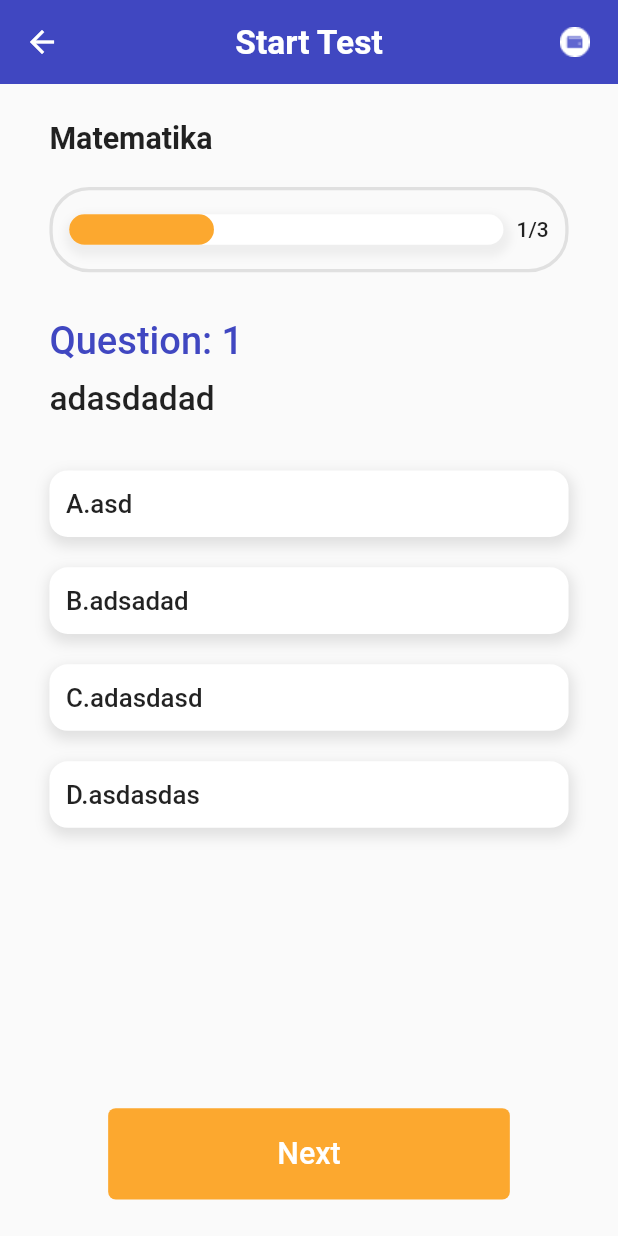
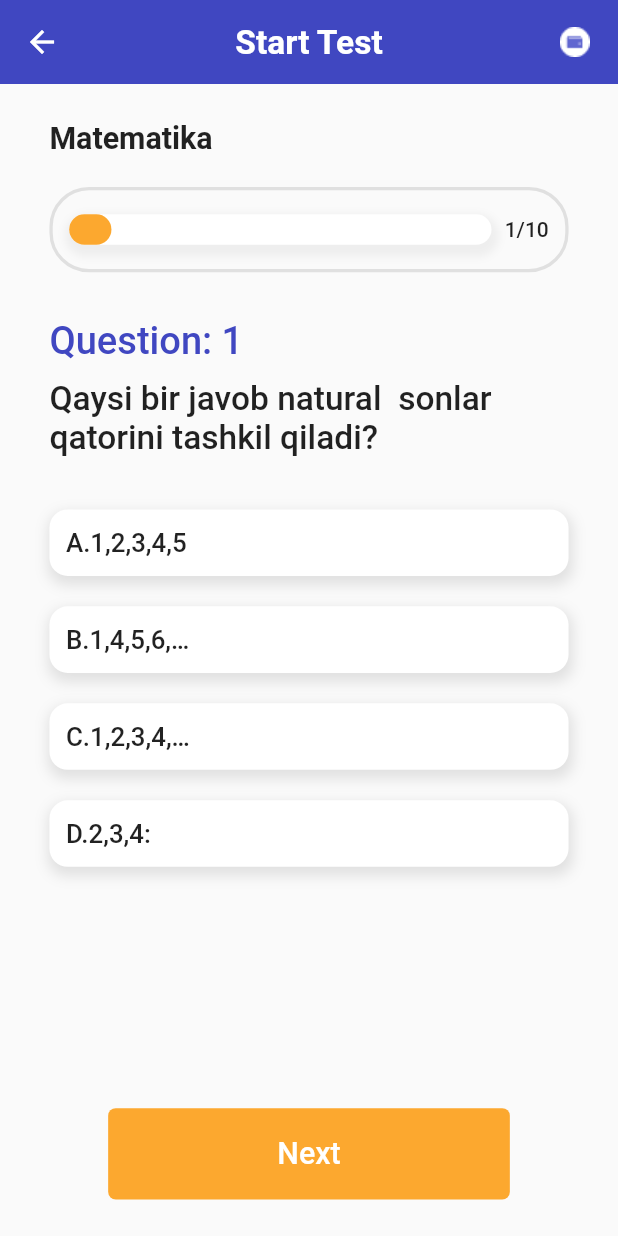
Before and after one commit to bahromnematov/quiz_app_flutter, a Flutter app: the screen it shows after launch, after a tap on "Matematika", on a phone screen of 412 x 824 dp. Run offline on Flutter 3.47's test engine with Material 2 defaults, Android fonts, the phone set to English and light mode, and no system bars; our stand-ins replace flutter_screenutil, flutter_svg, fluttertoast, lottie.

Commit message:
tests screen is finish

```diff
--- a/lib/data/biologiya_quiz_repository.dart
+++ b/lib/data/biologiya_quiz_repository.dart
@@ -4,30 +4,101 @@ class BiologiyaQuizRepository {
   static List<QuizData> biologySet() {
     List<QuizData> data = [];
 
+//1
     data.add(QuizData(
-        questionText: "adasdadad",
-        v1: "A.asd",
-        v2: "B.adsadad",
-        v3: "C.adasdasd",
-        v4: "D.asdasdas",
-        trueAnswer: "D.asdasdas"));
-
+        questionText:
+            "O’zb.da tabiiy holda o’sadigan yuksak o’simliklarning turi qancha?",
+        v1: "A.4500",
+        v2: "B.3700",
+        v3: "C.8000",
+        v4: "D.500 000",
+        trueAnswer: "A"));
+//2
     data.add(QuizData(
-        questionText: "12112312",
-        v1: "A.2313",
-        v2: "B.21313",
-        v3: "C.1231231",
-        v4: "D.13123",
-        trueAnswer: "C.1231231"));
-
+        questionText:
+            "Yer yuzida tabiiy holda o’sadigan yuksak o’simliklarning turi qancha?",
+        v1: "A.4500",
+        v2: "B.3700",
+        v3: "C.8000",
+        v4: "D.500 000",
+        trueAnswer: "D"));
+//3
     data.add(QuizData(
-        questionText: "11111111111",
-        v1: "A.2222222",
-        v2: "B.33333333333",
-        v3: "C.44343",
-        v4: "D.23444",
-        trueAnswer: "A.2222222"));
+        questionText:
+            "Botanika so’zi qaysi so’zdan olingan va qanday ma’noni bildiradi?",
+        v1: "A.yunoncha “botane” - o’t",
+        v2: "B.yunoncha “botane” -  o’tli",
+        v3: "C.yunoncha “botane” - o’t-o’simlik, ko’kat",
+        v4: "D.yunoncha “botane” – o’saman, rivojlanaman",
+        trueAnswer: "C"));
+//4
+    data.add(QuizData(
+        questionText:
+            "O’simliklar yer sharida tarqalish qonuniyatlarini  o’rganadigan {a}va tashqi muxit bilan bo’lgan munosabatlaridagi qonuniyatlari va tashqi muhit omillarining o’simliklarga tasirini{b} qaysi bo’limlar o’rgandi.",
+        v1: "A.a-Ekologya b- Ekologya ",
+        v2: "B.a-geobotanika  b-ekologya ",
+        v3: "C.a-marfologya  b-geobotanika",
+        v4: "D.a-geobotanika  b-o’simliklar anatomyasi",
+        trueAnswer: "B"));
+//5
+    data.add(QuizData(
+        questionText:
+            "Novda nima ?",
+        v1: "A.daraxtlarning o'zida kurtak va barg hosil qiladigan bir yillik shoxi",
+        v2: "B.butalar (yarim buta)ning o'zida kurtak va barg hosil qiladigan bir yillik shoxi",
+        v3: "C.urug'dan unib chiqqan bir yillik nihol",
+        v4: "D.hammasi",
+        trueAnswer: "D"));
+//6
+    data.add(QuizData(
+        questionText:
+            "Har 100 metrda nima o’zgaradi?",
+        v1: "A.balandlikda 0,6 0C   pasayadi, chuqurlikda +3 0C   ortadi",
+        v2: "B.balandlikda 0,6 0C   ortadi, chuqurlikda +3 0C   pasayadi",
+        v3: "C.balandlikda +3 0C   pasayadi, chuqurlikda 0,6 0C   ortadi",
+        v4: "D.balandlikda 0,6 0C   ortadi, chuqurlikda +3 0C   ortadi",
+        trueAnswer: "A"));
+//7
+    data.add(QuizData(
+        questionText:
+            "Litosferaning (I), gidrosferaning (II) quyi chegaralarini aniqlang",
+        v1: "A.I-3 km  II-11 km",
+        v2: "B.I-3 km  II-11 km",
+        v3: "C.I-11 km  II-3 km",
+        v4: "D.1-7 km  II-10 km",
+        trueAnswer: "B"));
+//8
+    data.add(QuizData(
+        questionText:
+            "Biosferadagi tirik moddalarni nimalar tashkil qiladi?",
+        v1: "A.Produsentlar, konsumentlar va redusentlar",
+        v2: "B.O’simliklar, hayvonlar",
+        v3: "C.Produsentlar va redusentlar",
+        v4: "D.Barcha tirik organizmlar va suv",
+        trueAnswer: "A"));
+//9
+    data.add(QuizData(
+        questionText:
+            "V.I.Vernadskiy fikricha biosferani o’zgartiruvchi kuch sifatida asosiy rolni nima bajaradi?",
+        v1: "A.Tirik modda",
+        v2: "B.Qattiq modda",
+        v3: "C.Radioaktiv modda",
+        v4: "D.Biogen va abiogen hosil bo’lgan modda",
+        trueAnswer: "A"));
+//10
+    data.add(QuizData(
+        questionText:
+            "Tirik moddalar tarkibidagi qaysi elementlar anorganik tabiatga nisbatan yuqori bo’ladi?",
+        v1: "A.H, C, N, O, Na, Mg, Cr, S, Cl, K, Ca",
+        v2: "B.H, C, N, O, Na, Mg, Cr, S, Cl, K, Fe",
+        v3: "C.H, C, N, O, Na, Mn, Cr, S, Cl, K, Ca",
+        v4: "D.H, C, N, O, Na, Mn, Cr, S, Cl, K, Fe",
+        trueAnswer: "A"));
 
     return data;
+
   }
+
+
+
 }
--- a/lib/data/englesh_quiz_repository.dart
+++ b/lib/data/englesh_quiz_repository.dart
@@ -5,29 +5,85 @@ class EngleshQuizRepository {
     List<QuizData> data = [];
 
     data.add(QuizData(
-        questionText: "adasdadad",
-        v1: "A.asd",
-        v2: "B.adsadad",
-        v3: "C.adasdasd",
-        v4: "D.asdasdas",
-        trueAnswer: "D.asdasdas"));
+        questionText: "_____ they coming over for dinner?",
+        v1: "A.Is",
+        v2: "B.Are",
+        v3: "C.Am",
+        v4: "D.Our",
+        trueAnswer: "B"));
 
     data.add(QuizData(
-        questionText: "12112312",
-        v1: "A.2313",
-        v2: "B.21313",
-        v3: "C.1231231",
-        v4: "D.13123",
-        trueAnswer: "C.1231231"));
-
+        questionText: "Maxwell _____ not sleeping on our sofa.?",
+        v1: "A.are",
+        v2: "B.is",
+        v3: "C.am",
+        v4: "D.her",
+        trueAnswer: "B"));
 
     data.add(QuizData(
-        questionText: "11111111111",
-        v1: "A.2222222",
-        v2: "B.33333333333",
-        v3: "C.44343",
-        v4: "D.23444",
-        trueAnswer: "A.2222222"));
+        questionText: "My mother-in-law is _____ at our house this week.",
+        v1: "A.stay",
+        v2: "B.staying",
+        v3: "C.be staying",
+        v4: "D.Staed",
+        trueAnswer: "B"));
+
+    data.add(QuizData(
+        questionText: "I _____ my dinner right now.",
+        v1: "A.eat",
+        v2: "B.eating",
+        v3: "C.am eating",
+        v4: "D.Ate",
+        trueAnswer: "C"));
+
+    data.add(QuizData(
+        questionText: "My sister _____ Spanish.",
+        v1: "A.is learning",
+        v2: "B.learning",
+        v3: "C.learned",
+        v4: "D.learn",
+        trueAnswer: "A"));
+
+    data.add(QuizData(
+        questionText: "I _____ at the hair salon until September.",
+        v1: "A.work",
+        v2: "B.be working",
+        v3: "C.am working",
+        v4: "D.Are",
+        trueAnswer: "C"));
+
+    data.add(QuizData(
+        questionText:
+            "We _____ at a fancy restaurant tonight. Jason decided this yesterday.",
+        v1: "A.eat",
+        v2: "B.are eating",
+        v3: "C.eats",
+        v4: "D.ate",
+        trueAnswer: "B"));
+
+    data.add(QuizData(
+        questionText: "Why ________ playing football tomorrow?",
+        v1: "A.he not is",
+        v2: "B.isn't he",
+        v3: "C. he isn't",
+        v4: "D.he is",
+        trueAnswer: "C"));
+
+    data.add(QuizData(
+        questionText: "They are _____ a new shopping mall downtown.",
+        v1: "A.opening",
+        v2: "B.openning",
+        v3: "C.oppening",
+        v4: "D.oppen",
+        trueAnswer: "A"));
+
+    data.add(QuizData(
+        questionText: "Melissa is _____ down on her bed. ?",
+        v1: "A.lieing",
+        v2: "B.liying",
+        v3: "C.lying",
+        v4: "D.lyied",
+        trueAnswer: "C"));
 
     return data;
   }
--- a/lib/data/math_quiz_repository.dart
+++ b/lib/data/math_quiz_repository.dart
@@ -5,29 +5,87 @@ class MathQuizRepository {
     List<QuizData> data = [];
 
     data.add(QuizData(
-        questionText: "adasdadad",
-        v1: "A.asd",
-        v2: "B.adsadad",
-        v3: "C.adasdasd",
-        v4: "D.asdasdas",
-        trueAnswer: "D.asdasdas"));
+        questionText:
+            "Qaysi bir javob natural  sonlar qatorini tashkil qiladi?",
+        v1: "A.1,2,3,4,5",
+        v2: "B.1,4,5,6,…",
+        v3: "C.1,2,3,4,…",
+        v4: "D.2,3,4:",
+        trueAnswer: "D"));
 
     data.add(QuizData(
-        questionText: "12112312",
-        v1: "A.2313",
-        v2: "B.21313",
-        v3: "C.1231231",
-        v4: "D.13123",
-        trueAnswer: "C.1231231"));
-
+        questionText: "3 million 47 ming 750 sonini raqamlar bilan yozing?",
+        v1: "A.347 500",
+        v2: "B.3 047 750",
+        v3: "C.30 047 500",
+        v4: "D.47 500 ",
+        trueAnswer: "B"));
 
     data.add(QuizData(
-        questionText: "11111111111",
-        v1: "A.2222222",
-        v2: "B.33333333333",
-        v3: "C.44343",
-        v4: "D.23444",
-        trueAnswer: "A.2222222"));
+        questionText: "a + 36 = 63 tenglamani yeching?",
+        v1: "A.97",
+        v2: "B.27",
+        v3: "C.39",
+        v4: "D.99",
+        trueAnswer: "B"));
+
+    data.add(QuizData(
+        questionText: "Qaysi misolda qo`shish to`g`ri bajarilgan?",
+        v1: "A.334+265=790",
+        v2: "B.876+385=1061",
+        v3: "C.217+323=540",
+        v4: "D.415+395=800",
+        trueAnswer: "D"));
+
+    data.add(QuizData(
+        questionText: "86694-(3999+30695)  ifodaning son qiymatini toping",
+        v1: "A.49000",
+        v2: "B.110390",
+        v3: "C.50000",
+        v4: "D.52000",
+        trueAnswer: "D"));
+
+    data.add(QuizData(
+        questionText:
+            "7  raqami  ishtirok etgan barcha ikki xonali sonlar nechta?",
+        v1: "A.10 ta",
+        v2: "B.19 ta",
+        v3: "C.9 ta",
+        v4: "D.18 ta",
+        trueAnswer: "A"));
+
+    data.add(QuizData(
+        questionText:
+            "220 394 sonini yozishda nechta turli raqamdan foydalanilgan?",
+        v1: "A.6 ta",
+        v2: "B.5 ta",
+        v3: "C.4 ta",
+        v4: "D.3 ta",
+        trueAnswer: "B"));
+
+    data.add(QuizData(
+        questionText: "Ifodani  soddalashtiring:   3a + 4b - a + 2b - c ",
+        v1: "A.4a+6b+c",
+        v2: "B.2a+6b-c",
+        v3: "C.2a+6b+c",
+        v4: "D.4a+6b-c",
+        trueAnswer: "B"));
+
+    data.add(QuizData(
+        questionText: "Hisoblang: 56 * 204 : 12 = ?",
+        v1: "A.952",
+        v2: "B.932",
+        v3: "C.820",
+        v4: "D.5992",
+        trueAnswer: "A"));
+
+    data.add(QuizData(
+        questionText: "Tenglamani  yecing: 94 - 2x = 14",
+        v1: "A.40",
+        v2: "B.45",
+        v3: "C.55",
+        v4: "D.54",
+        trueAnswer: "A"));
 
     return data;
   }
--- a/lib/data/sport_quiz_repository.dart
+++ b/lib/data/sport_quiz_repository.dart
@@ -5,28 +5,85 @@ class SportQuizRepository {
     List<QuizData> data = [];
 
     data.add(QuizData(
-        questionText: "adasdadad",
-        v1: "A.asd",
-        v2: "B.adsadad",
-        v3: "C.adasdasd",
-        v4: "D.asdasdas",
-        trueAnswer: "D.asdasdas"));
+        questionText: "Marafon qancha davom etadi?",
+        v1: "A.42.195 kilometr",
+        v2: "B.44.195 kilometr",
+        v3: "C.32.195 kilometr",
+        v4: "D.47 kilometr",
+        trueAnswer: "A"));
 
     data.add(QuizData(
-        questionText: "12112312",
-        v1: "A.2313",
-        v2: "B.21313",
-        v3: "C.1231231",
-        v4: "D.13123",
-        trueAnswer: "C.1231231"));
+        questionText: "Beysbol jamoasida nechta o'yinchi bor?",
+        v1: "A.8 ta",
+        v2: "B.9 ta",
+        v3: "C.11 ta",
+        v4: "D.7 ta",
+        trueAnswer: "B"));
 
     data.add(QuizData(
-        questionText: "11111111111",
-        v1: "A.2222222",
-        v2: "B.33333333333",
-        v3: "C.44343",
-        v4: "D.23444",
+        questionText: " JCh-2018da qaysi davlat g'olib chiqdi?",
+        v1: "A.Angliya",
+        v2: "B.Germaniya",
+        v3: "C.Fransiya",
+        v4: "D.Italiya",
+        trueAnswer: "C"));
+
+    data.add(QuizData(
+        questionText: "Qaysi sport “sport qiroli” hisoblanadi?",
+        v1: "A.kurash",
+        v2: "B.valeybol",
+        v3: "C.basketbal",
+        v4: "D.fudbol",
+        trueAnswer: "D"));
+
+    data.add(QuizData(
+        questionText: "Kanadaning ikkita milliy sport turi nima?",
+        v1: "A.Lakros va xokkey",
+        v2: "B.kurash va xokkey",
+        v3: "C.Lakros va sambo",
+        v4: "D.Lakros va fudbol",
         trueAnswer: "A.2222222"));
+
+    data.add(QuizData(
+        questionText: "Amir Xon qaysi yili boks bo‘yicha Olimpiada medalini qo‘lga kiritgan?",
+        v1: "A.2022",
+        v2: "B.2018",
+        v3: "C.2006",
+        v4: "D.2004",
+        trueAnswer: "D"));
+
+    data.add(QuizData(
+        questionText: "Muhammad Alining haqiqiy ismi nima?",
+        v1: "A.Muhammad Ali",
+        v2: "B.Kassius Kley",
+        v3: "C.Jon Keliy",
+        v4: "D.Amel Aba",
+        trueAnswer: "B"));
+
+
+    data.add(QuizData(
+        questionText: "Olimpiadada suzishning qaysi turiga ruxsat berilmaydi?",
+        v1: "A.kapalak",
+        v2: "B.Orqa suzish",
+        v3: "C.erkin",
+        v4: "D.It paqiri",
+        trueAnswer: "D"));
+
+    data.add(QuizData(
+        questionText: "Quyidagilardan qaysi biri suv sporti turiga kirmaydi?",
+        v1: "A.Paraplantda uchish",
+        v2: "B.Qoyalarda sho'ng'in",
+        v3: "C.Vindsfing",
+        v4: "D.Yugurish",
+        trueAnswer: "A"));
+
+    data.add(QuizData(
+        questionText: " Qaysi davlat suzish bo‘yicha Olimpiya o‘yinlarida eng ko‘p oltin medalga ega?",
+        v1: "A.Xitoy",
+        v2: "B.AQSH",
+        v3: "C.Buyuk Britaniya",
+        v4: "D.Avstraliya",
+        trueAnswer: "B"));
 
     return data;
   }
--- a/lib/screens/my_quiz_screen.dart
+++ b/lib/screens/my_quiz_screen.dart
@@ -58,7 +58,7 @@ class _MyQuizScreenState extends State<MyQuizScreen> {
                   iconPath: MyIcons.bookStack,
                   gradientColors: MyColors.yellowBar,
                   direction: 1,
-                  questionsCount: 5,
+                  questionsCount: 10,
                   onTap: () {
                     Navigator.push(context,
                         MaterialPageRoute(builder: (BuildContext context) {
@@ -71,7 +71,7 @@ class _MyQuizScreenState extends State<MyQuizScreen> {
                   iconPath: MyIcons.bookStack,
                   gradientColors: MyColors.blueBar,
                   direction: 1,
-                  questionsCount: 5,
+                  questionsCount: 10,
                   onTap: () {
                     Navigator.push(context,
                         MaterialPageRoute(builder: (BuildContext context) {
@@ -84,7 +84,7 @@ class _MyQuizScreenState extends State<MyQuizScreen> {
                   iconPath: MyIcons.bookStack,
                   gradientColors: MyColors.greenBar,
                   direction: 1,
-                  questionsCount: 5,
+                  questionsCount: 10,
                   onTap: () {
                     Navigator.push(context,
                         MaterialPageRoute(builder: (BuildContext context) {
@@ -97,7 +97,7 @@ class _MyQuizScreenState extends State<MyQuizScreen> {
                   iconPath: MyIcons.bookStack,
                   gradientColors: MyColors.redBar,
                   direction: 1,
-                  questionsCount: 5,
+                  questionsCount: 10,
                   onTap: () {
                     Navigator.push(context,
                         MaterialPageRoute(builder: (BuildContext context) {
@@ -110,7 +110,7 @@ class _MyQuizScreenState extends State<MyQuizScreen> {
                   iconPath: MyIcons.bookStack,
                   gradientColors: MyColors.purpleBar,
                   direction: 1,
-                  questionsCount: 5,
+                  questionsCount: 10,
                   onTap: () {
                     Navigator.push(context,
                         MaterialPageRoute(builder: (BuildContext context) {
```
